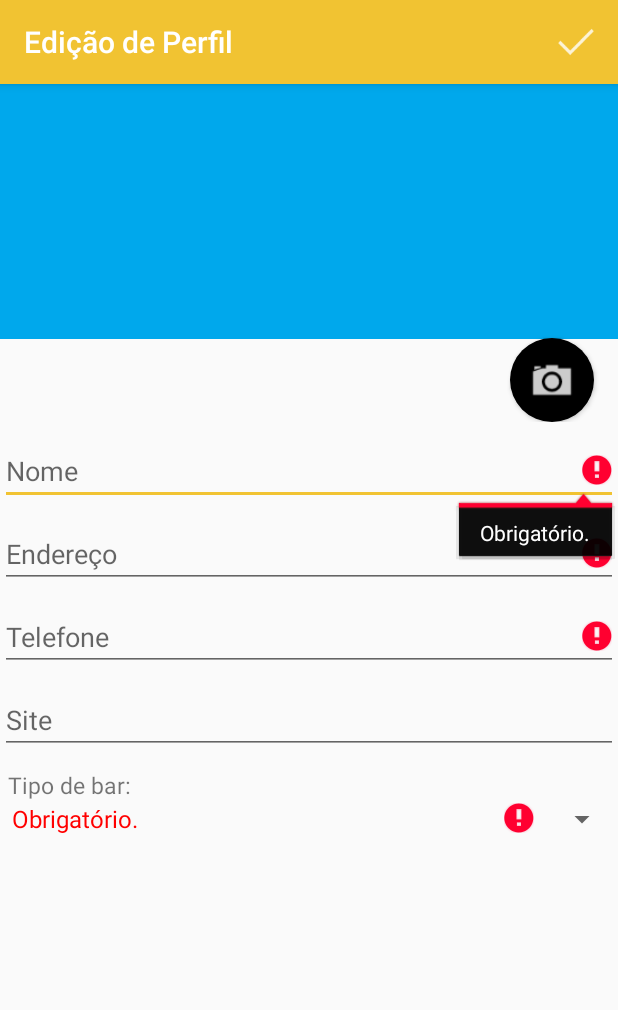
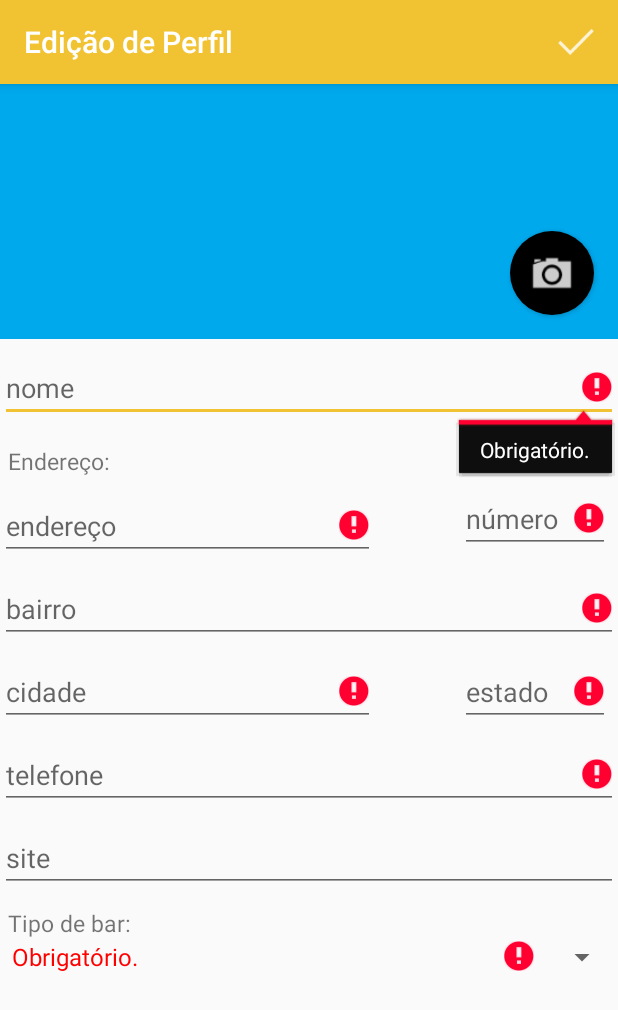
Before and after one commit to LucasMAlbano/tccSearchDrink, an Android app: the FormularioActivity screen opened directly, with no data from a screen before it, after a tap on "Ok", on a phone screen of 412 x 824 dp. Shown: the top 1010 px of the screen. Run offline under Robolectric (Android 15) with nearby library versions, the light colour scheme and no system bars; our stand-ins replace Firebase (no records; nobody signed in at launch, a user with empty details on screens opened directly); pictures from the network do not load; 12 statements that could not run were skipped.

Commit message:
fazendo distanciamento entre dois locais, alteracao formulario para ter numero bairro cidade e estado tambem, onde url de distancia nao pode ter espacos

```diff
--- /dev/null
+++ b/SearchDrink/app/src/main/java/br/com/alura/searchdrink/BarHelper.java
@@ -0,0 +1,30 @@
+package br.com.alura.searchdrink;
+
+import java.util.HashMap;
+import java.util.Map;
+
+/**
+ * Created by Birbara on 21/10/2016.
+ */
+
+public class BarHelper {
+
+    public String constroiEndereco(String rua, String numero, String bairro, String cidade, String estado){
+        return rua + "," + "," + numero + "," + bairro + "," + cidade + "," + estado;
+    }
+
+    public Map<String, String> devolveEndereco(String endereco) {
+
+        Map<String, String> mapaEndereco = new HashMap<>();
+
+        String[] enderecoCompleto = endereco.split(",");
+
+        mapaEndereco.put("rua", enderecoCompleto[0]);
+        mapaEndereco.put("numero", enderecoCompleto[1]);
+        mapaEndereco.put("bairro", enderecoCompleto[2]);
+        mapaEndereco.put("cidade", enderecoCompleto[3]);
+        mapaEndereco.put("estado", enderecoCompleto[4]);
+
+        return mapaEndereco;
+    }
+}
--- a/SearchDrink/app/src/main/java/br/com/alura/searchdrink/FormularioHelper.java
+++ b/SearchDrink/app/src/main/java/br/com/alura/searchdrink/FormularioHelper.java
@@ -26,6 +26,7 @@ import com.google.firebase.storage.StorageReference;
 import java.io.File;
 import java.io.IOException;
 import java.util.List;
+import java.util.Map;
 
 import br.com.alura.searchdrink.activity.FormularioActivity;
 import br.com.alura.searchdrink.dao.BarDAO;
@@ -38,6 +39,10 @@ public class FormularioHelper {
 
     private final EditText campoNome;
     private final EditText campoEndereco;
+    private final EditText campoNumero;
+    private final EditText campoBairro;
+    private final EditText campoCidade;
+    private final EditText campoEstado;
     private final EditText campoTelefone;
     private final EditText campoSite;
     private final ImageView campoFoto;
@@ -56,6 +61,8 @@ public class FormularioHelper {
 
     private ArrayAdapter<String> spinnerAdapter;
 
+    private BarHelper barHelper = new BarHelper();
+
     public FormularioHelper(final FormularioActivity activity, List<String> tiposBar, String uId) {
 
         this.activity = activity;
@@ -65,6 +72,10 @@ public class FormularioHelper {
 
         this.campoNome = (EditText) activity.findViewById(R.id.formulario_nome);
         this.campoEndereco = (EditText) activity.findViewById(R.id.formulario_endereco);
+        this.campoNumero = (EditText) activity.findViewById(R.id.formulario_numero);
+        this.campoBairro = (EditText) activity.findViewById(R.id.formulario_bairro);
+        this.campoCidade = (EditText) activity.findViewById(R.id.formulario_cidade);
+        this.campoEstado= (EditText) activity.findViewById(R.id.formulario_estado);
         this.campoTelefone = (EditText) activity.findViewById(R.id.formulario_telefone);
         this.campoSite = (EditText) activity.findViewById(R.id.formulario_site);
         this.campoFoto = (ImageView) activity.findViewById(R.id.formulario_foto);
@@ -95,8 +106,11 @@ public class FormularioHelper {
             return null;
         }
 
+        String enderecoCompleto = barHelper.constroiEndereco(campoEndereco.getText().toString(), campoNumero.getText().toString(),
+                campoBairro.getText().toString(), campoCidade.getText().toString(), campoEstado.getText().toString());
+
         bar.setNome(campoNome.getText().toString());
-        bar.setEndereco(campoEndereco.getText().toString());
+        bar.setEndereco(enderecoCompleto);
         bar.setTelefone(campoTelefone.getText().toString());
         bar.setSite(campoSite.getText().toString());
         bar.setCaminhoFoto((Uri) campoFoto.getTag());
@@ -107,9 +121,17 @@ public class FormularioHelper {
 
     public void preencheFormulario(final Bar bar) {
 
+        final Map<String, String> enderecoCompleto = barHelper.devolveEndereco(bar.getEndereco());
+
         this.bar = bar;
         campoNome.setText(bar.getNome());
-        campoEndereco.setText(bar.getEndereco());
+
+        campoEndereco.setText(enderecoCompleto.get("rua"));
+        campoNumero.setText(enderecoCompleto.get("numero"));
+        campoBairro.setText(enderecoCompleto.get("bairro"));
+        campoCidade.setText(enderecoCompleto.get("cidade"));
+        campoEstado.setText(enderecoCompleto.get("estado"));
+
         campoTelefone.setText(bar.getTelefone());
         campoSite.setText(bar.getSite());
         spinnerBares.setPrompt(bar.getTipoBar());
@@ -235,6 +257,38 @@ public class FormularioHelper {
             campoEndereco.setError(null);
         }
 
+        String numero = campoNumero.getText().toString();
+        if (TextUtils.isEmpty(numero)) {
+            campoNumero.setError(OBRIGATORIO);
+            validador = false;
+        } else {
+            campoNumero.setError(null);
+        }
+
+        String bairro = campoBairro.getText().toString();
+        if (TextUtils.isEmpty(bairro)) {
+            campoBairro.setError(OBRIGATORIO);
+            validador = false;
+        } else {
+            campoBairro.setError(null);
+        }
+
+        String cidade = campoCidade.getText().toString();
+        if (TextUtils.isEmpty(cidade)) {
+            campoCidade.setError(OBRIGATORIO);
+            validador = false;
+        } else {
+            campoCidade.setError(null);
+        }
+
+        String estado = campoEstado.getText().toString();
+        if (TextUtils.isEmpty(estado)) {
+            campoEstado.setError(OBRIGATORIO);
+            validador = false;
+        } else {
+            campoEstado.setError(null);
+        }
+
         String telefone = campoTelefone.getText().toString();
         if (TextUtils.isEmpty(telefone)) {
             campoTelefone.setError(OBRIGATORIO);
--- a/SearchDrink/app/src/main/java/br/com/alura/searchdrink/dao/BarDAO.java
+++ b/SearchDrink/app/src/main/java/br/com/alura/searchdrink/dao/BarDAO.java
@@ -175,7 +175,7 @@ public class BarDAO {
         dados.put("site", bar.getSite());
 //        dados.put("caminhoFoto", bar.getCaminhoFoto());
         dados.put("email", bar.getEmail());
-        dados.put("senha", bar.getSenha());
+//        dados.put("senha", bar.getSenha());
         return dados;
     }
 }
--- a/SearchDrink/app/src/main/java/br/com/alura/searchdrink/task/TarefaDownloadLocalizacaoBares.java
+++ b/SearchDrink/app/src/main/java/br/com/alura/searchdrink/task/TarefaDownloadLocalizacaoBares.java
@@ -78,11 +78,16 @@ public class TarefaDownloadLocalizacaoBares extends AsyncTask<DatabaseReference,
 
         if (bares.size() != 0) {
             //adiciona local do bar
+            int i = 0;
             for (Bar bar : bares) {
 //            Toast.makeText(context, "dentro do for", Toast.LENGTH_LONG).show();
 //            Toast.makeText(context, bar.getNome() + " - " + bar.getEndereco(), Toast.LENGTH_LONG).show();
                 LatLng coordenada = pegaCoordenadaDoEndereco(bar.getEndereco());
                 if (coordenada != null) {
+
+                    estabelecimentos.get(i).setCoordenada(coordenada.latitude+","+coordenada.longitude);
+                    i++;
+
                     MarkerOptions marcador = new MarkerOptions();
                     marcador.position(coordenada);
                     marcador.title(bar.getNome());
--- a/SearchDrink/app/src/main/res/layout/activity_formulario.xml
+++ b/SearchDrink/app/src/main/res/layout/activity_formulario.xml
@@ -13,7 +13,7 @@
 
         <RelativeLayout
             android:layout_width="match_parent"
-            android:layout_height="225dp">
+            android:layout_height="170dp">
 
             <ImageView
                 android:id="@+id/formulario_foto"
@@ -30,7 +30,8 @@
                 android:background="@drawable/fundo_camera"
                 android:layout_alignParentBottom="true"
                 android:layout_alignParentRight="true"
-                android:layout_marginRight="16dp"/>
+                android:layout_marginRight="16dp"
+                android:layout_marginBottom="16dp"/>
         </RelativeLayout>
 
         <EditText
@@ -40,18 +41,67 @@
             android:layout_marginTop="10dp"
             android:hint="@string/campo_nome"/>
 
+
+        <TextView
+            android:layout_width="wrap_content"
+            android:layout_height="wrap_content"
+            android:text="Endereço:"
+            android:layout_marginTop="15dp"
+            android:layout_marginLeft="5dp"
+            android:textSize="15dp"/>
+
+        <RelativeLayout
+            android:layout_width="wrap_content"
+            android:layout_height="wrap_content">
         <EditText
             android:id="@+id/formulario_endereco"
+            android:layout_width="250dp"
+            android:layout_height="wrap_content"
+            android:layout_marginTop="10dp"
+            android:hint="@string/campo_endereco" />
+        <EditText
+            android:id="@+id/formulario_numero"
+            android:layout_width="100dp"
+            android:layout_height="wrap_content"
+            android:inputType="number"
+            android:layout_marginTop="5dp"
+            android:layout_alignParentRight="true"
+            android:layout_marginRight="5dp"
+            android:hint="número" />
+        </RelativeLayout>
+
+        <EditText
+            android:id="@+id/formulario_bairro"
             android:layout_width="match_parent"
             android:layout_height="wrap_content"
             android:layout_marginTop="10dp"
-            android:hint="@string/campo_endereco"/>
+            android:hint="bairro"/>
+
+        <RelativeLayout
+            android:layout_width="wrap_content"
+            android:layout_height="wrap_content">
+            <EditText
+                android:id="@+id/formulario_cidade"
+                android:layout_width="250dp"
+                android:layout_height="wrap_content"
+                android:layout_marginTop="10dp"
+                android:hint="cidade"/>
+            <EditText
+                android:id="@+id/formulario_estado"
+                android:layout_width="100dp"
+                android:layout_height="wrap_content"
+                android:layout_marginTop="10dp"
+                android:layout_alignParentRight="true"
+                android:layout_marginRight="5dp"
+                android:hint="estado"/>
+        </RelativeLayout>
 
         <EditText
             android:id="@+id/formulario_telefone"
             android:layout_width="match_parent"
             android:layout_height="wrap_content"
             android:layout_marginTop="10dp"
+            android:inputType="number"
             android:hint="@string/campo_telefone"/>
 
         <EditText
--- a/SearchDrink/app/src/main/res/values/strings.xml
+++ b/SearchDrink/app/src/main/res/values/strings.xml
@@ -1,10 +1,10 @@
 <resources>
     <string name="app_name">Search Drink</string>
 
-    <string name="campo_nome">Nome</string>
-    <string name="campo_endereco">Endereço</string>
-    <string name="campo_telefone">Telefone</string>
-    <string name="campo_site">Site</string>
+    <string name="campo_nome">nome</string>
+    <string name="campo_endereco">endereço</string>
+    <string name="campo_telefone">telefone</string>
+    <string name="campo_site">site</string>
 
     <!--<string name="title_activity_formulario">Formulário</string>-->
     <string name="title_activity_formulario">Edição de Perfil</string>
```
Also changed, not shown: SearchDrink/app/src/main/java/br/com/alura/searchdrink/WebClient.java (+6 -5 lines), SearchDrink/app/src/main/java/br/com/alura/searchdrink/activity/ListaBaresActivity.java (+22 -1 lines), SearchDrink/app/src/main/java/br/com/alura/searchdrink/modelo/Bar.java (+12 -10 lines), SearchDrink/app/src/main/java/br/com/alura/searchdrink/task/GeoTask.java (added, +112 -0 lines).
